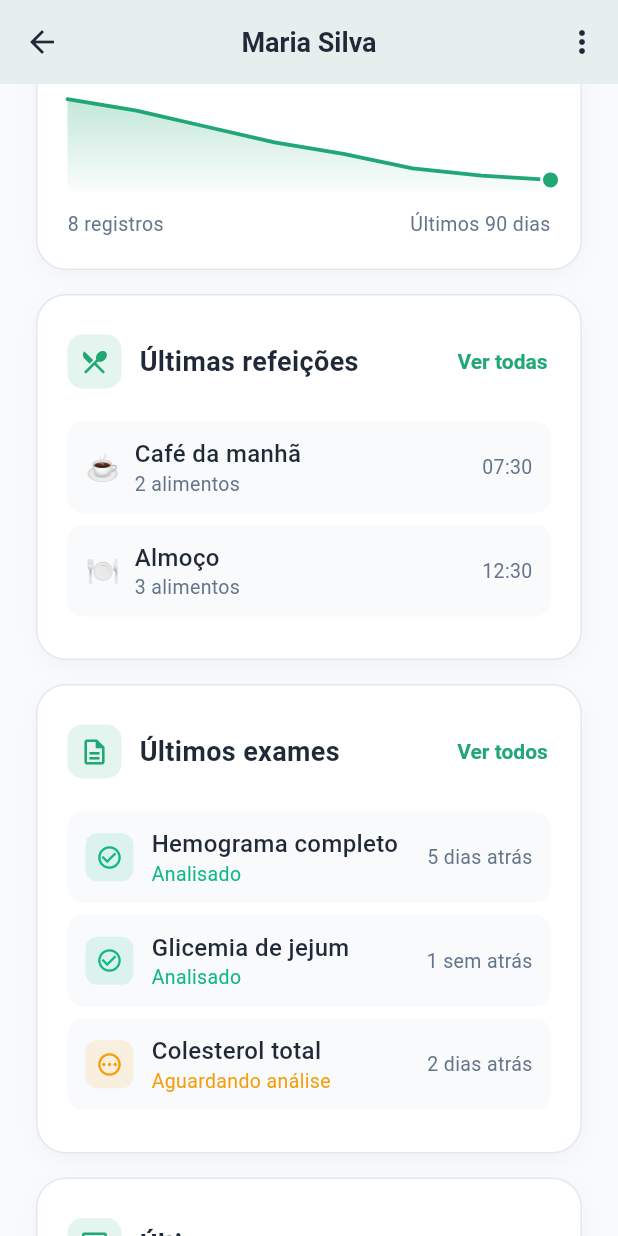
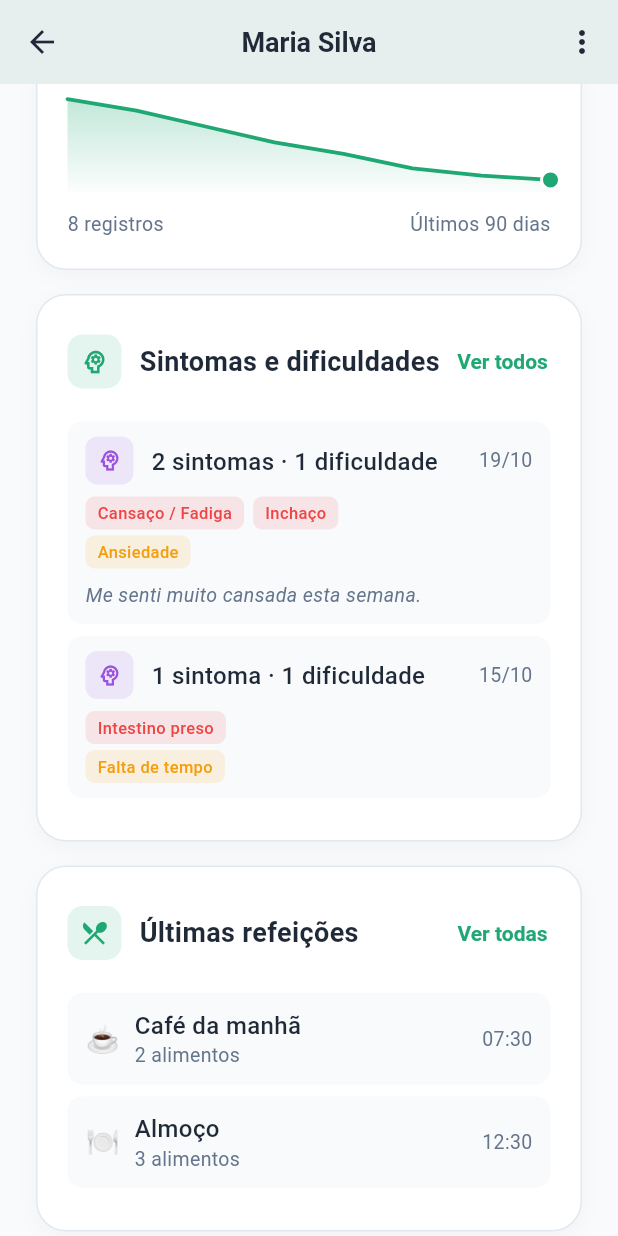
Before and after one commit to 435310/nutriflow, a Flutter app: the PatientDetailPage screen opened by its route, scrolled down 576 dp, on a phone screen of 412 x 824 dp. Run offline on Flutter 3.47's test engine with Material 3 defaults, Android fonts, the phone set to English and light mode, and no system bars; our stand-ins replace shared_preferences; accounts and stored records are empty.

Commit message:
feat: nutricionista ve sintomas e dificuldades no perfil do paciente

```diff
--- a/lib/app/routes.dart
+++ b/lib/app/routes.dart
@@ -12,7 +12,7 @@ import '../screens/patient/meal/register_meal_page.dart';
 import '../screens/patient/diary/diary_page.dart';
 import '../screens/patient/evolution/evolution_page.dart';
 import '../screens/patient/evolution/register_weight_page.dart';
-import '../screens/patient/symptoms/report_symptoms_page.dart'; // ← NOVO
+import '../screens/patient/symptoms/report_symptoms_page.dart';
 import '../screens/nutritionist/dashboard/nutritionist_dashboard_page.dart';
 import '../screens/nutritionist/patients/patients_page.dart';
 import '../screens/nutritionist/patients/patient_detail_page.dart';
@@ -33,7 +33,7 @@ class AppRoutes {
   static const String diary = '/diary';
   static const String evolution = '/evolution';
   static const String registerWeight = '/register-weight';
-  static const String reportSymptoms = '/report-symptoms'; // ← NOVO
+  static const String reportSymptoms = '/report-symptoms';
   static const String nutritionistDashboard = '/nutritionist-dashboard';
   static const String nutritionistPatients = '/nutritionist-patients';
   static const String nutritionistPatientDetail = '/nutritionist-patient-detail';
@@ -52,7 +52,7 @@ class AppRoutes {
       diary: (_) => const DiaryPage(),
       evolution: (_) => const EvolutionPage(),
       registerWeight: (_) => const RegisterWeightPage(),
-      reportSymptoms: (_) => const ReportSymptomsPage(), // ← NOVO
+      reportSymptoms: (_) => const ReportSymptomsPage(),
       nutritionistDashboard: (_) => const NutritionistDashboardPage(),
       nutritionistPatients: (_) => const PatientsPage(),
       nutritionistPatientDetail: (_) => const PatientDetailPage(),
--- a/lib/models/patient_detail.dart
+++ b/lib/models/patient_detail.dart
@@ -1,17 +1,18 @@
 import 'meal.dart';
 import 'patient_profile.dart';
+import 'symptom_report.dart';
 import 'weight_entry.dart';
 
 /// ============================================
 /// MODELO: PACIENTE DETALHADO (visão do nutricionista)
 /// ============================================
-/// Reúne todos os dados de um paciente em um só lugar.
 class PatientDetail {
   final PatientProfile profile;
   final List<WeightEntry> weightHistory;
   final List<Meal> recentMeals;
   final List<PatientExam> recentExams;
   final List<PatientMessage> recentMessages;
+  final List<SymptomReport> recentSymptoms;
 
   const PatientDetail({
     required this.profile,
@@ -19,6 +20,7 @@ class PatientDetail {
     this.recentMeals = const [],
     this.recentExams = const [],
     this.recentMessages = const [],
+    this.recentSymptoms = const [],
   });
 
   /// Mock completo com dados fictícios
@@ -87,6 +89,21 @@ class PatientDetail {
           isRead: true,
         ),
       ],
+      recentSymptoms: [
+        SymptomReport(
+          id: 's1',
+          date: now.subtract(const Duration(days: 1)),
+          symptoms: const ['Cansaço / Fadiga', 'Inchaço'],
+          difficulties: const ['Ansiedade'],
+          notes: 'Me senti muito cansada esta semana.',
+        ),
+        SymptomReport(
+          id: 's2',
+          date: now.subtract(const Duration(days: 5)),
+          symptoms: const ['Intestino preso'],
+          difficulties: const ['Falta de tempo'],
+        ),
+      ],
     );
   }
 }
@@ -118,8 +135,8 @@ class PatientExam {
 }
 
 enum ExamStatus {
-  pending,   // aguardando análise
-  reviewed,  // já analisado
+  pending,
+  reviewed,
 }
 
 extension ExamStatusExtension on ExamStatus {
--- a/lib/screens/nutritionist/patients/patient_detail_page.dart
+++ b/lib/screens/nutritionist/patients/patient_detail_page.dart
@@ -5,6 +5,7 @@ import '../../../core/theme/colors.dart';
 import '../../../core/theme/text_styles.dart';
 import '../../../models/meal.dart';
 import '../../../models/patient_detail.dart';
+import '../../../models/symptom_report.dart';
 import '../../../widgets/mini_weight_chart.dart';
 import '../../../widgets/patient_detail_section.dart';
 import '../../../widgets/user_avatar.dart';
@@ -104,12 +105,9 @@ class _PatientDetailPageState extends State<PatientDetailPage>
             padding: const EdgeInsets.all(24),
             child: Column(
               children: [
-                // CABEÇALHO
                 _buildHeader(profile),
-
                 const SizedBox(height: 28),
 
-                // RESUMO
                 PatientDetailSection(
                   icon: Icons.insights_outlined,
                   title: 'Resumo',
@@ -150,7 +148,6 @@ class _PatientDetailPageState extends State<PatientDetailPage>
 
                 const SizedBox(height: 16),
 
-                // EVOLUÇÃO DE PESO
                 PatientDetailSection(
                   icon: Icons.show_chart,
                   title: 'Evolução de peso',
@@ -188,7 +185,34 @@ class _PatientDetailPageState extends State<PatientDetailPage>
 
                 const SizedBox(height: 16),
 
-                // ÚLTIMAS REFEIÇÕES
+                // ============================================
+                // SINTOMAS E DIFICULDADES
+                // ============================================
+                PatientDetailSection(
+                  icon: Icons.psychology_outlined,
+                  title: 'Sintomas e dificuldades',
+                  trailing: _detail.recentSymptoms.isNotEmpty
+                      ? TextButton(
+                          onPressed: () => _showComingSoon('Ver todos'),
+                          style: TextButton.styleFrom(
+                            foregroundColor: AppColors.primary,
+                            padding: EdgeInsets.zero,
+                          ),
+                          child: const Text('Ver todos'),
+                        )
+                      : null,
+                  child: _detail.recentSymptoms.isEmpty
+                      ? _buildEmptyInfo('Nenhum relato de sintomas')
+                      : Column(
+                          children: _detail.recentSymptoms
+                              .take(2)
+                              .map((report) => _buildSymptomRow(report))
+                              .toList(),
+                        ),
+                ),
+
+                const SizedBox(height: 16),
+
                 PatientDetailSection(
                   icon: Icons.restaurant_menu,
                   title: 'Últimas refeições',
@@ -211,7 +235,6 @@ class _PatientDetailPageState extends State<PatientDetailPage>
 
                 const SizedBox(height: 16),
 
-                // ÚLTIMOS EXAMES
                 PatientDetailSection(
                   icon: Icons.description_outlined,
                   title: 'Últimos exames',
@@ -234,7 +257,6 @@ class _PatientDetailPageState extends State<PatientDetailPage>
 
                 const SizedBox(height: 16),
 
-                // ÚLTIMAS MENSAGENS
                 PatientDetailSection(
                   icon: Icons.chat_bubble_outline,
                   title: 'Últimas mensagens',
@@ -257,7 +279,6 @@ class _PatientDetailPageState extends State<PatientDetailPage>
 
                 const SizedBox(height: 24),
 
-                // BOTÕES DE AÇÃO
                 ElevatedButton.icon(
                   onPressed: () => _showComingSoon('Enviar mensagem'),
                   icon: const Icon(Icons.chat_bubble_outline),
@@ -486,6 +507,82 @@ class _PatientDetailPageState extends State<PatientDetailPage>
     );
   }
 
+  // ============================================
+  // LINHA DE SINTOMAS
+  // ============================================
+  Widget _buildSymptomRow(SymptomReport report) {
+    return Container(
+      margin: const EdgeInsets.only(bottom: 8),
+      padding: const EdgeInsets.symmetric(horizontal: 12, vertical: 10),
+      decoration: BoxDecoration(
+        color: AppColors.background,
+        borderRadius: BorderRadius.circular(10),
+      ),
+      child: Column(
+        crossAxisAlignment: CrossAxisAlignment.start,
+        children: [
+          Row(
+            children: [
+              Container(
+                height: 32,
+                width: 32,
+                decoration: BoxDecoration(
+                  color: const Color(0xFF9B51E0).withValues(alpha: 0.12),
+                  borderRadius: BorderRadius.circular(8),
+                ),
+                child: const Icon(
+                  Icons.psychology_outlined,
+                  size: 18,
+                  color: Color(0xFF9B51E0),
+                ),
+              ),
+              const SizedBox(width: 12),
+              Expanded(
+                child: Text(
+                  report.summary,
+                  style: AppTextStyles.body.copyWith(
+                    fontWeight: FontWeight.w500,
+                  ),
+                ),
+              ),
+              Text(
+                '${report.date.day}/${report.date.month}',
+                style: AppTextStyles.caption,
+              ),
+            ],
+          ),
+          if (report.symptoms.isNotEmpty) ...[
+            const SizedBox(height: 8),
+            Wrap(
+              spacing: 6,
+              runSpacing: 4,
+              children: report.symptoms
+                  .map((s) => _SymptomTag(label: s, color: AppColors.error))
+                  .toList(),
+            ),
+          ],
+          if (report.difficulties.isNotEmpty) ...[
+            const SizedBox(height: 4),
+            Wrap(
+              spacing: 6,
+              runSpacing: 4,
+              children: report.difficulties
+                  .map((d) => _SymptomTag(label: d, color: AppColors.warning))
+                  .toList(),
+            ),
+          ],
+          if (report.notes != null && report.notes!.isNotEmpty) ...[
+            const SizedBox(height: 8),
+            Text(
+              report.notes!,
+              style: AppTextStyles.caption.copyWith(fontStyle: FontStyle.italic),
+            ),
+          ],
+        ],
+      ),
+    );
+  }
+
   Widget _buildEmptyInfo(String text) {
     return Padding(
       padding: const EdgeInsets.symmetric(vertical: 12),
@@ -498,6 +595,9 @@ class _PatientDetailPageState extends State<PatientDetailPage>
   }
 }
 
+// ============================================
+// BOTTOM SHEET: OPÇÕES
+// ============================================
 class _OptionsBottomSheet extends StatelessWidget {
   final VoidCallback onEdit;
   final VoidCallback onArchive;
@@ -560,3 +660,35 @@ class _OptionsBottomSheet extends StatelessWidget {
     );
   }
 }
+
+// ============================================
+// WIDGET: TAG DE SINTOMA
+// ============================================
+class _SymptomTag extends StatelessWidget {
+  final String label;
+  final Color color;
+
+  const _SymptomTag({
+    required this.label,
+    required this.color,
+  });
+
+  @override
+  Widget build(BuildContext context) {
+    return Container(
+      padding: const EdgeInsets.symmetric(horizontal: 8, vertical: 3),
+      decoration: BoxDecoration(
+        color: color.withValues(alpha: 0.12),
+        borderRadius: BorderRadius.circular(6),
+      ),
+      child: Text(
+        label,
+        style: TextStyle(
+          fontSize: 11,
+          fontWeight: FontWeight.w500,
+          color: color,
+        ),
+      ),
+    );
+  }
+}
--- a/lib/screens/nutritionist/patients/patients_page.dart
+++ b/lib/screens/nutritionist/patients/patients_page.dart
@@ -253,6 +253,7 @@ class _PatientsPageState extends State<PatientsPage>
                           final patient = patients[index];
                           return PatientListItem(
                             patient: patient,
+                            // ⚠️ AQUI ESTÁ A CORREÇÃO
                             onTap: () {
                               AppRoutes.go(
                                 context,
--- a/lib/screens/patient/diary/diary_page.dart
+++ b/lib/screens/patient/diary/diary_page.dart
@@ -7,6 +7,7 @@ import '../../../models/meal.dart';
 import '../../../services/local_storage_service.dart';
 import '../../../widgets/daily_total_card.dart';
 import '../../../widgets/meal_card.dart';
+
 
 class DiaryPage extends StatefulWidget {
   const DiaryPage({super.key});
```
